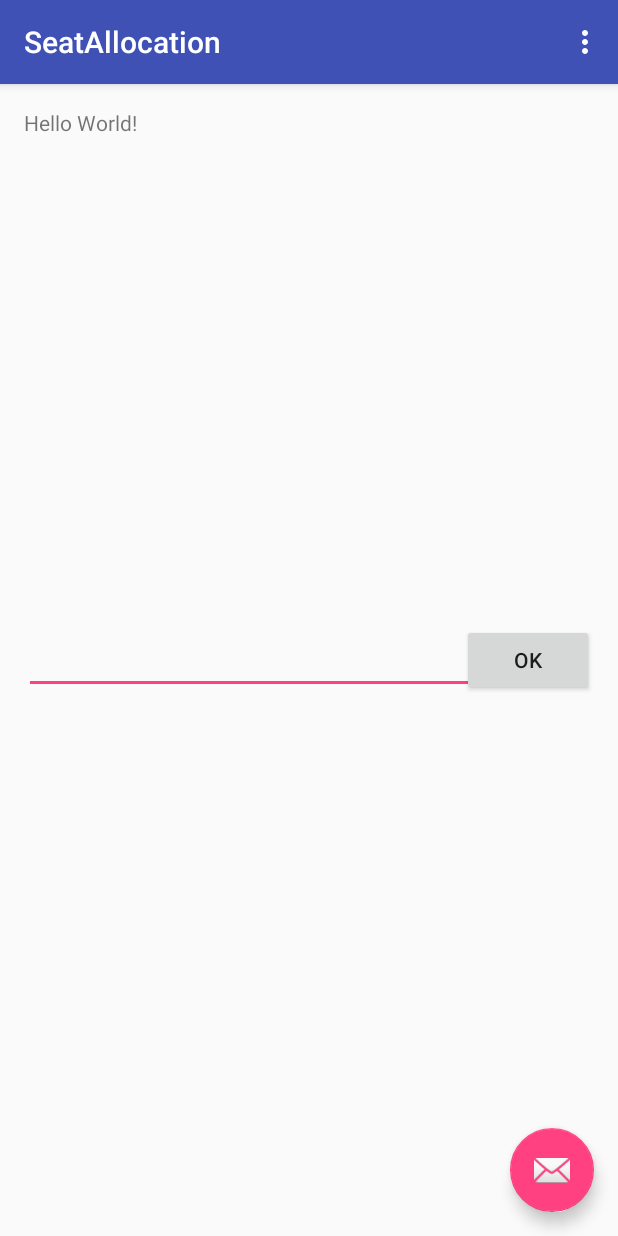
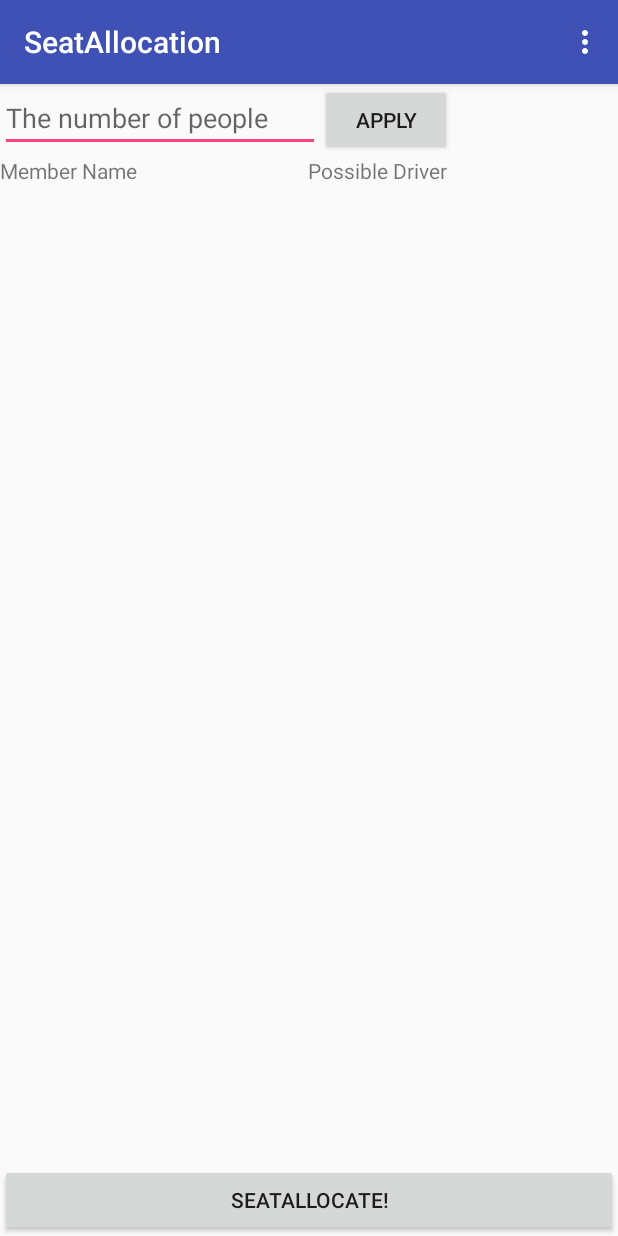
Before and after one commit to yutamaro0405/OsuDevelopers, an Android app: the screen it shows after launch (MainActivity), on a phone screen of 412 x 824 dp. Run offline under Robolectric (Android 15) with nearby library versions, the phone set to English and light mode, and no system bars.

Commit message:
メイン画面のレイアウトがほぼほぼできました

```diff
--- a/SeatAllocation/app/src/main/AndroidManifest.xml
+++ b/SeatAllocation/app/src/main/AndroidManifest.xml
@@ -11,7 +11,8 @@
         <activity
             android:name=".MainActivity"
             android:label="@string/app_name"
-            android:theme="@style/AppTheme.NoActionBar">
+            android:theme="@style/AppTheme.NoActionBar"
+            android:windowSoftInputMode="adjustPan">
             <intent-filter>
                 <action android:name="android.intent.action.MAIN" />
 
--- a/SeatAllocation/app/src/main/res/layout/activity_main.xml
+++ b/SeatAllocation/app/src/main/res/layout/activity_main.xml
@@ -6,6 +6,11 @@
                                                  android:layout_height="match_parent"
                                                  android:fitsSystemWindows="true"
                                                  tools:context="com.osudevelopers.seatallocation.MainActivity">
+
+    <LinearLayout
+        android:layout_width="match_parent"
+        android:layout_height="match_parent"
+        android:orientation="vertical">
 
         <android.support.design.widget.AppBarLayout
             android:layout_width="match_parent"
@@ -17,18 +22,16 @@
                 android:layout_width="match_parent"
                 android:layout_height="?attr/actionBarSize"
                 android:background="?attr/colorPrimary"
-            app:popupTheme="@style/AppTheme.PopupOverlay" />
+                app:popupTheme="@style/AppTheme.PopupOverlay"/>
 
         </android.support.design.widget.AppBarLayout>
 
-    <include layout="@layout/content_main" />
 
-    <android.support.design.widget.FloatingActionButton
-        android:id="@+id/fab"
-        android:layout_width="wrap_content"
-        android:layout_height="wrap_content"
-        android:layout_gravity="bottom|end"
-        android:layout_margin="@dimen/fab_margin"
-        android:src="@android:drawable/ic_dialog_email" />
+        <include layout="@layout/content_main"/>
+
+
+
+
+    </LinearLayout>
 
 </android.support.design.widget.CoordinatorLayout>
--- a/SeatAllocation/app/src/main/res/layout/content_main.xml
+++ b/SeatAllocation/app/src/main/res/layout/content_main.xml
@@ -1,31 +1,73 @@
 <?xml version="1.0" encoding="utf-8"?>
-<RelativeLayout xmlns:android="http://schemas.android.com/apk/res/android"
-    xmlns:app="http://schemas.android.com/apk/res-auto"
+
+<LinearLayout
+    xmlns:android="http://schemas.android.com/apk/res/android"
     xmlns:tools="http://schemas.android.com/tools"
     android:layout_width="match_parent"
-    android:layout_height="match_parent"
-    android:paddingBottom="@dimen/activity_vertical_margin"
-    android:paddingLeft="@dimen/activity_horizontal_margin"
-    android:paddingRight="@dimen/activity_horizontal_margin"
-    android:paddingTop="@dimen/activity_vertical_margin"
-    app:layout_behavior="@string/appbar_scrolling_view_behavior"
+    android:layout_height="wrap_content"
+    android:layout_weight="1"
+    android:orientation="vertical"
     tools:context="com.osudevelopers.seatallocation.MainActivity"
     tools:showIn="@layout/activity_main">
 
-    <TextView
+    <LinearLayout
         android:layout_width="wrap_content"
         android:layout_height="wrap_content"
-        android:text="Hello World!" />
+        android:orientation="horizontal">
 
-    <EditText android:id="@+id/edittext"
-        android:layout_width="fill_parent"
+        <EditText
+            android:id="@+id/number"
+            android:layout_width="wrap_content"
+            android:layout_height="wrap_content"
+            android:ems="10"
+            android:hint="The number of people"
+            android:inputType="number"/>
+
+        <Button
+            android:layout_width="wrap_content"
+            android:layout_height="wrap_content"
+            android:onClick="applyNumber"
+            android:text="APPLY"/>
+    </LinearLayout>
+
+    <TableLayout
+        android:layout_width="match_parent"
         android:layout_height="wrap_content"
-        android:layout_centerInParent="true"/>
+        android:stretchColumns="0,1">
+
+        <TableRow xmlns:android="http://schemas.android.com/apk/res/android"
+                  android:layout_width="match_parent"
+                  android:layout_height="match_parent">
+
+            <TextView
+                android:layout_width="wrap_content"
+                android:text="Member Name"/>
+
+            <TextView
+                android:layout_width="wrap_content"
+                android:text="Possible Driver"/>
+
+        </TableRow>
+    </TableLayout>
+
+    <ScrollView
+        android:layout_width="match_parent"
+        android:layout_height="wrap_content"
+        android:layout_weight="1">
+
+        <TableLayout
+            android:id="@+id/TableLayout"
+            android:layout_width="match_parent"
+            android:layout_height="wrap_content"
+            android:stretchColumns="0,1">
+        </TableLayout>
+    </ScrollView>
+
     <Button
-        android:layout_width="wrap_content"
+        android:layout_width="match_parent"
         android:layout_height="wrap_content"
-        android:text="OK"
-        android:onClick="textTest"
-        android:layout_centerInParent="true"
-        android:layout_alignParentRight="true"/>
-</RelativeLayout>
+        android:onClick="seatAllocate"
+        android:text="SeatAllocate!"/>
+
+
+</LinearLayout>
```
Also changed, not shown: SeatAllocation/app/src/main/java/com/osudevelopers/seatallocation/MainActivity.java (+29 -19 lines), SeatAllocation/app/src/main/res/layout/table_row.xml (added, +13 -0 lines). Lines whose indentation alone changed are shown as unchanged.
